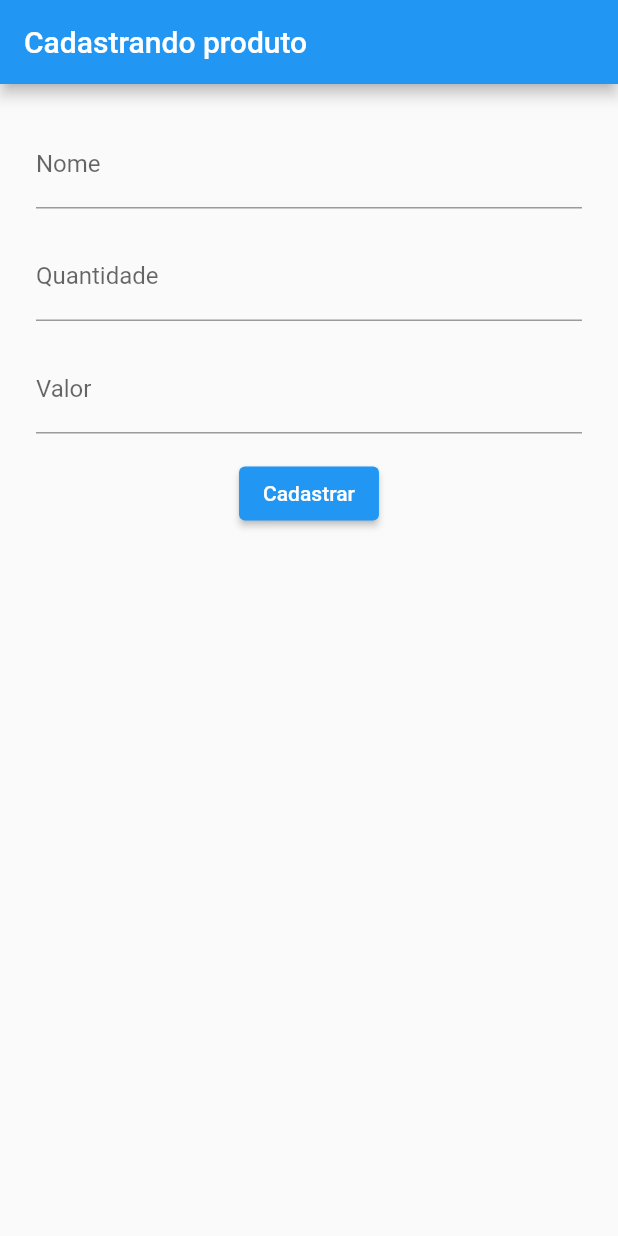
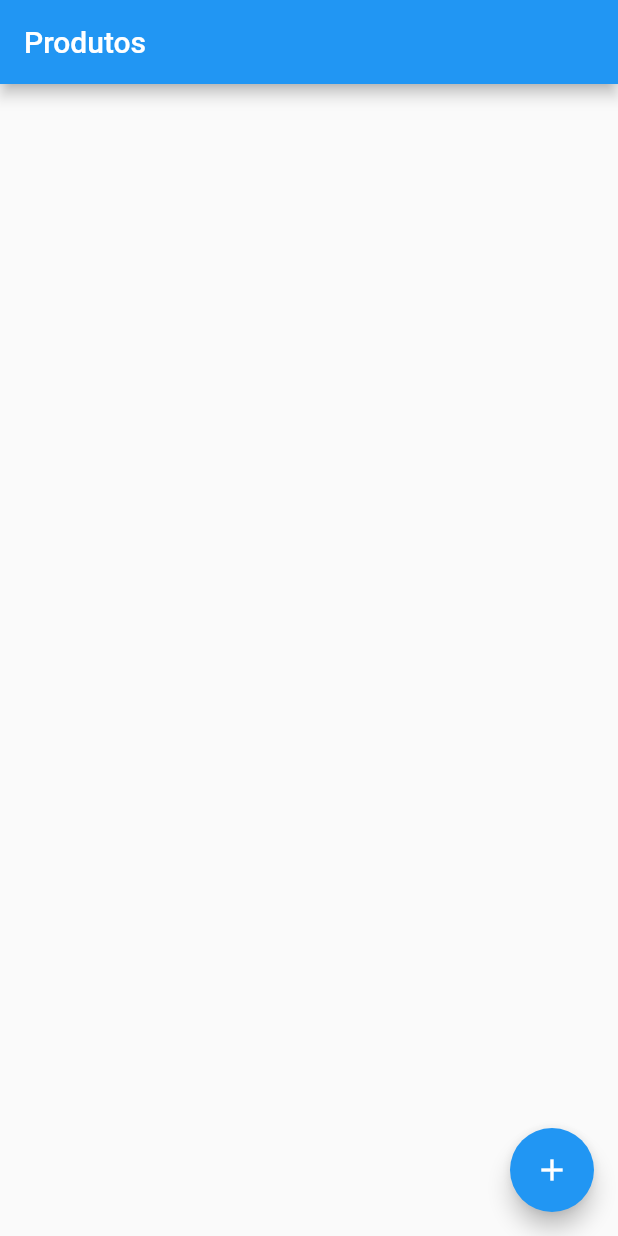
Before and after one commit to CaioLuppo/ProdStorage, a Flutter app: the screen it shows after launch, on a phone screen of 412 x 824 dp. Run offline on Flutter 3.47's test engine with Material 2 defaults, Android fonts, the phone set to English and light mode, and no system bars.

Commit message:
Feita a navegação e adição do produto na lista

```diff
--- a/lib/main.dart
+++ b/lib/main.dart
@@ -1,6 +1,18 @@
 import 'package:flutter/material.dart';
 
-import './screens/formulario.dart';
+import './screens/lista.dart';
 
 
-void main() => runApp(Formulario());
+void main() => runApp(const InvetarioProdutos());
+
+class InvetarioProdutos extends StatelessWidget {
+  const InvetarioProdutos({Key? key}) : super(key: key);
+
+  @override
+  Widget build(BuildContext context) {
+    return MaterialApp(
+      title: "Inventário de Produtos - By: Caio Luppo",  // Título do App
+      home: ListaProdutos(),  // Tela principal
+    );
+  }
+}
--- a/lib/models/produto.dart
+++ b/lib/models/produto.dart
@@ -12,9 +12,4 @@ class Produto {
       this.quantidade,
       this.valor,
       );
-
-  @override  // Reescreve o método toString na classe
-  String toString() {
-    return 'Produto{nome: $nome, quantidade: $quantidade, valor: $valor}';
-  }
 }
--- a/lib/screens/formulario.dart
+++ b/lib/screens/formulario.dart
@@ -77,6 +77,7 @@ class _FormularioState extends State<Formulario>{
 
     if (nome != '' && quantidade != null && valor != null) {
       final Produto novoProduto = Produto(nome, quantidade, valor);
+      Navigator.pop(context, novoProduto);
     }
 
   }
--- a/lib/screens/lista.dart
+++ b/lib/screens/lista.dart
@@ -0,0 +1,74 @@
+import 'package:flutter/material.dart';
+
+import 'formulario.dart';
+import 'package:formulario/models/produto.dart';
+
+class ListaProdutos extends StatefulWidget {
+  final List<Produto> _produtos = [];
+
+  @override
+  State<ListaProdutos> createState() => _ListaProdutosState();
+}
+
+class _ListaProdutosState extends State<ListaProdutos> {
+  @override
+  Widget build(BuildContext context) {
+    return MaterialApp(
+      home: Scaffold(
+
+        appBar: AppBar(
+          title: const Text("Produtos"),
+        ),
+
+        body: ListView.builder(
+            itemCount: widget._produtos.length,
+            itemBuilder: (context, indx) {
+              final produto = widget._produtos[indx];
+              return ItemProduto(produto);
+            }),
+
+        floatingActionButton: FloatingActionButton(
+          child: const Icon(Icons.add),
+          // Quando for pressionado, vai trocar pro formulário e atualizar
+          onPressed: () {
+            Navigator.push(context, MaterialPageRoute(builder: (context) {
+              return Formulario();
+              // Aqui o "produtoCriado" será o valor passado no "pop" do form
+            })).then((produtoCriado) => _atualizaLista(produtoCriado));
+          },
+        ),
+      ),
+    );
+  }
+
+  // Função para atualizar a lista principal
+  void _atualizaLista(Produto? produtoCriado){
+    if(produtoCriado != null){
+      setState(() {
+        // O setState vai chamar novamente a build da lista, só que dessa vez
+        // com a lista atualizada pelo comando abaixo.
+        widget._produtos.add(produtoCriado);
+      });
+    }
+  }
+
+}
+
+
+class ItemProduto extends StatelessWidget {
+  // Guarda o padrão para o item
+  final Produto _produto;
+
+  ItemProduto(this._produto);
+
+  @override
+  Widget build(BuildContext context) {
+    return Card(
+      child: ListTile(
+        title: Text("Produto: ${_produto.nome}"),
+        subtitle: Text(
+            "Qtd: ${_produto.quantidade.toString()} | Valor: ${_produto.valor.toString()}"),
+      ),
+    );
+  }
+}
```
Also changed, not shown: 1 other file.
